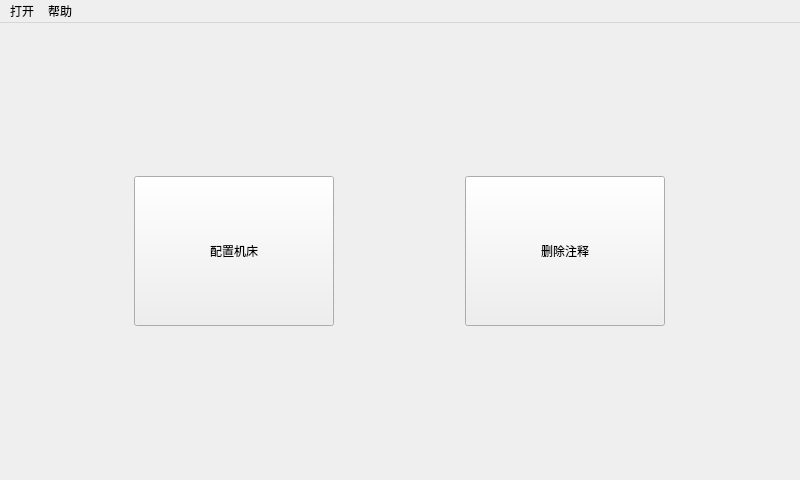
First picture: the form in horizonjuicercreator.ui, repository nie11kun/HorizonJuicerCreator, before the edit.
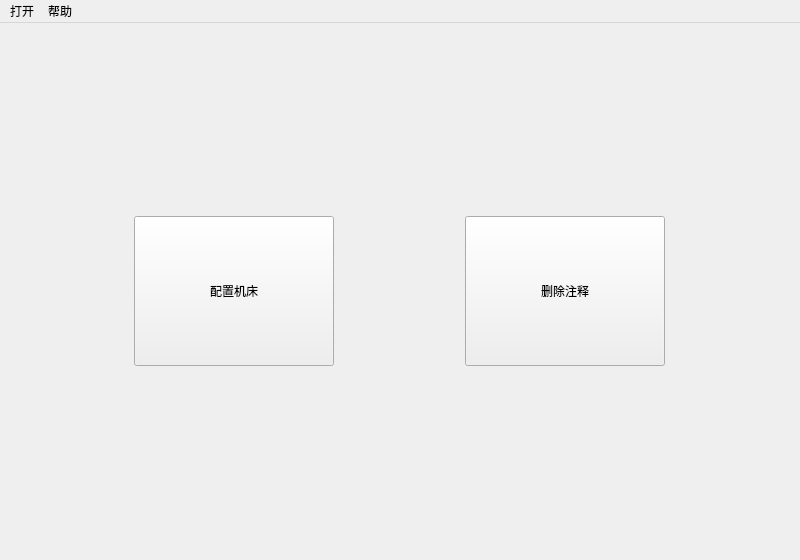
Second picture: the form after the edit.

Patch:
```diff
--- a/horizonjuicercreator.ui
+++ b/horizonjuicercreator.ui
@@ -7,7 +7,7 @@
     <x>0</x>
     <y>0</y>
     <width>800</width>
-    <height>480</height>
+    <height>560</height>
    </rect>
   </property>
   <property name="minimumSize">
```
